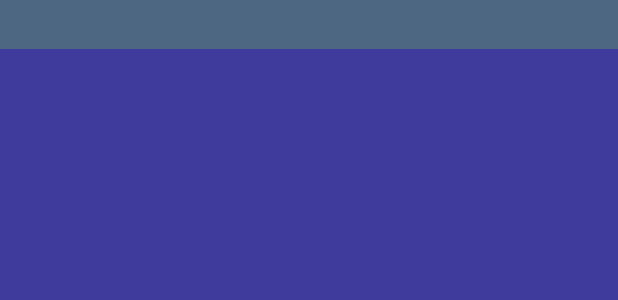
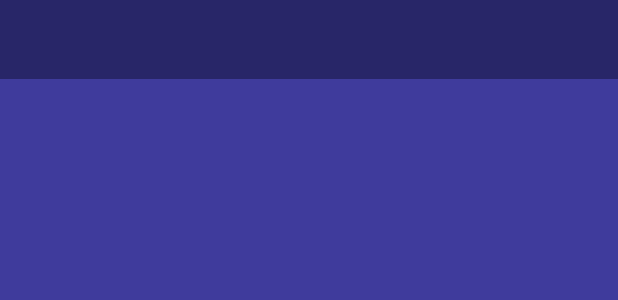
Before and after one commit to Dabnoot/AGGalleryManager, an Android app: the layout comics_action_bar_spinner_item.xml on its own in the app's theme, with its tools: preview values and no code run, on a phone screen of 412 x 824 dp. Shown: the top 300 px of the screen. Run offline under Robolectric (Android 15) with nearby library versions, the phone set to English and light mode, and no system bars.

Commit message:
More theme related modifications. Spinner background and padding.

```diff
--- a/app/src/main/java/com/agcurations/aggallerymanager/ComicsCatalogActivity.java
+++ b/app/src/main/java/com/agcurations/aggallerymanager/ComicsCatalogActivity.java
@@ -169,7 +169,7 @@ public class ComicsCatalogActivity extends AppCompatActivity {
         MenuItem miSpinnerSort = menu.findItem(R.id.spinner_sort);
         gspSpinnerSort =(Spinner) miSpinnerSort.getActionView();
         //wrap the items in the Adapter
-        ArrayAdapter<String> adapter=new ArrayAdapter<>(this,R.layout.comics_action_bar_spinner_item,gsSpinnerItems);
+        ArrayAdapter<String> adapter=new ArrayAdapter<>(this, R.layout.comics_action_bar_spinner_item, gsSpinnerItems);
         //assign adapter to the Spinner
         gspSpinnerSort.setAdapter(adapter);
 
--- a/app/src/main/res/layout/comics_action_bar_spinner_item.xml
+++ b/app/src/main/res/layout/comics_action_bar_spinner_item.xml
@@ -5,7 +5,7 @@
     android:layout_width="match_parent"
     android:layout_height="wrap_content"
     android:textSize="16sp"
-    android:gravity="start"
-    android:background="@color/colorBlueGrey5"
-    android:padding="5dip"
+    android:gravity="center"
+    android:background="@color/colorStatusBarPurple"
+    android:padding="15dp"
     />
--- a/app/src/main/res/values/styles.xml
+++ b/app/src/main/res/values/styles.xml
@@ -66,7 +66,7 @@
     </style>
 
 
-    <style name="BusyBackgroundOverlayText">
+    <style name="BusyBackgroundOverlayText"> <!-- This is for putting a shadow behind text. -->
         <item name="android:paddingLeft">8dp</item>
         <item name="android:paddingBottom">8dp</item>
         <item name="android:textSize">12sp</item>
```
